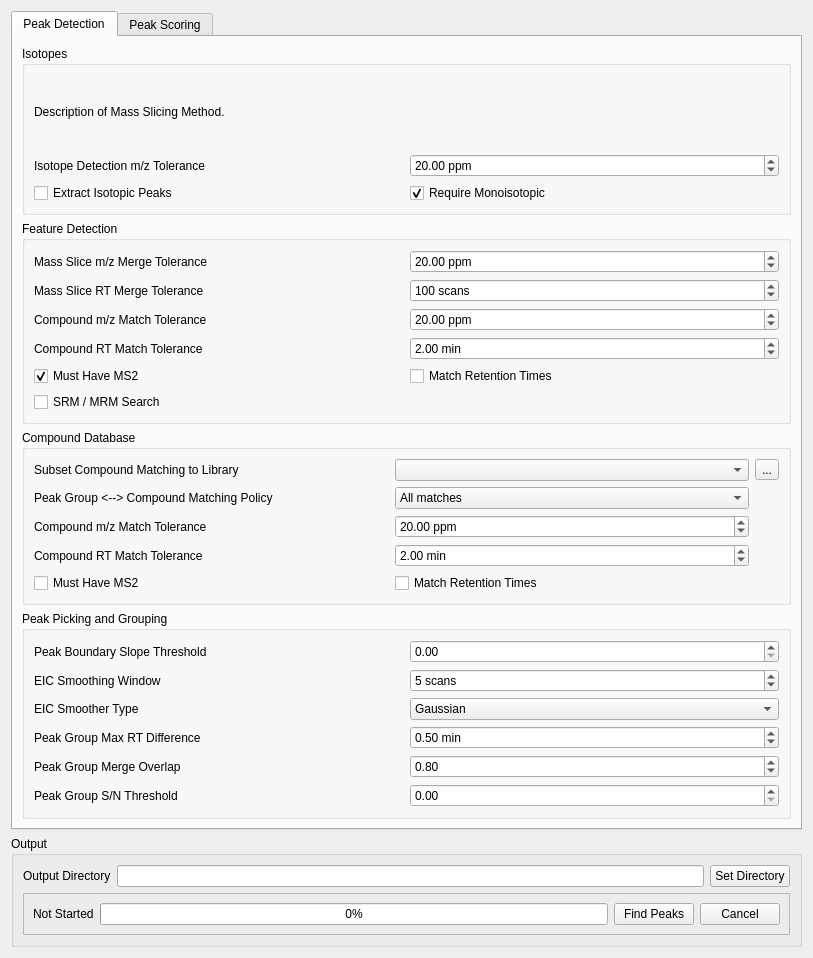
Above: src/maven/forms/peakdetectiondialog.ui from eugenemel/maven before the change. Below: the same form after it.
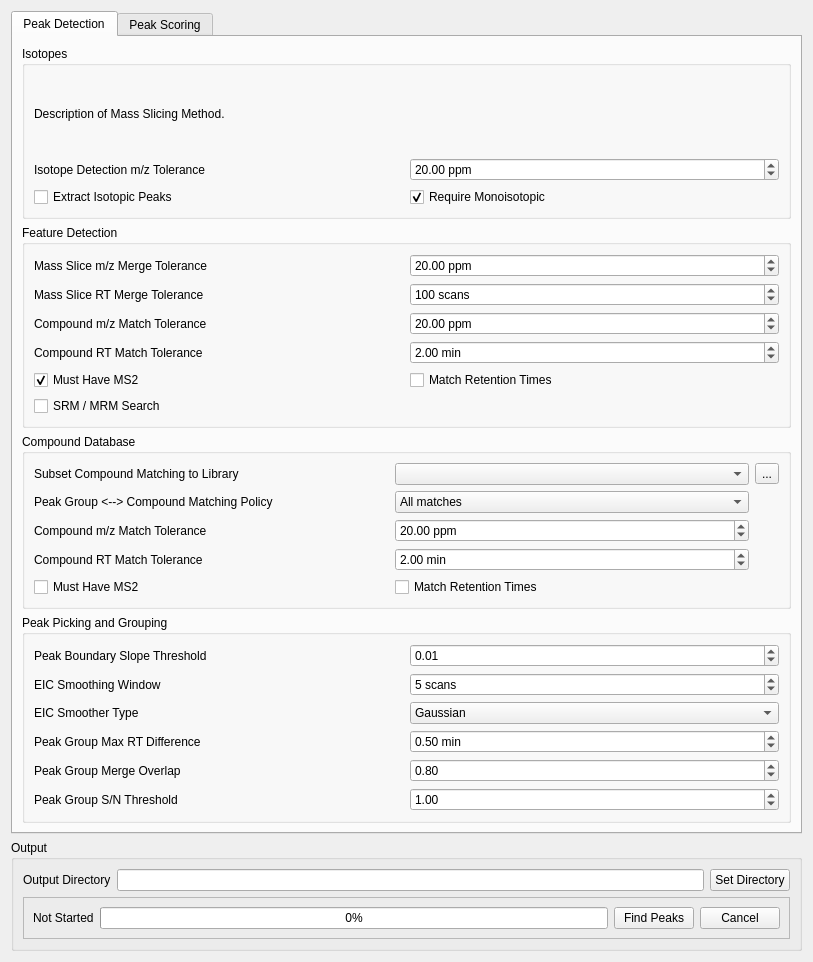
That is the form after the change. Icons and pictures are not drawn.

Commit message: Issue 549, 620: Hook up new fields in peak detection dialog to PeakPickingAndParameters.

Patch:
```diff
--- a/src/maven/forms/peakdetectiondialog.ui
+++ b/src/maven/forms/peakdetectiondialog.ui
@@ -7,7 +7,7 @@
     <x>0</x>
     <y>0</y>
     <width>813</width>
-    <height>958</height>
+    <height>962</height>
    </rect>
   </property>
   <property name="sizePolicy">
@@ -485,7 +485,17 @@
            </widget>
           </item>
           <item row="5" column="1">
-           <widget class="QDoubleSpinBox" name="spnPeakGroupSNThreshold"/>
+           <widget class="QDoubleSpinBox" name="spnPeakGroupSNThreshold">
+            <property name="minimum">
+             <double>-1.000000000000000</double>
+            </property>
+            <property name="maximum">
+             <double>9999999.000000000000000</double>
+            </property>
+            <property name="value">
+             <double>1.000000000000000</double>
+            </property>
+           </widget>
           </item>
           <item row="0" column="0">
            <widget class="QLabel" name="label_20">
@@ -495,7 +505,20 @@
            </widget>
           </item>
           <item row="0" column="1">
-           <widget class="QDoubleSpinBox" name="spnPeakBoundarySlopeThreshold"/>
+           <widget class="QDoubleSpinBox" name="spnPeakBoundarySlopeThreshold">
+            <property name="minimum">
+             <double>-1.000000000000000</double>
+            </property>
+            <property name="maximum">
+             <double>99999999.000000000000000</double>
+            </property>
+            <property name="singleStep">
+             <double>0.010000000000000</double>
+            </property>
+            <property name="value">
+             <double>0.010000000000000</double>
+            </property>
+           </widget>
           </item>
          </layout>
         </widget>
```
The commit also changes 1 other file.
